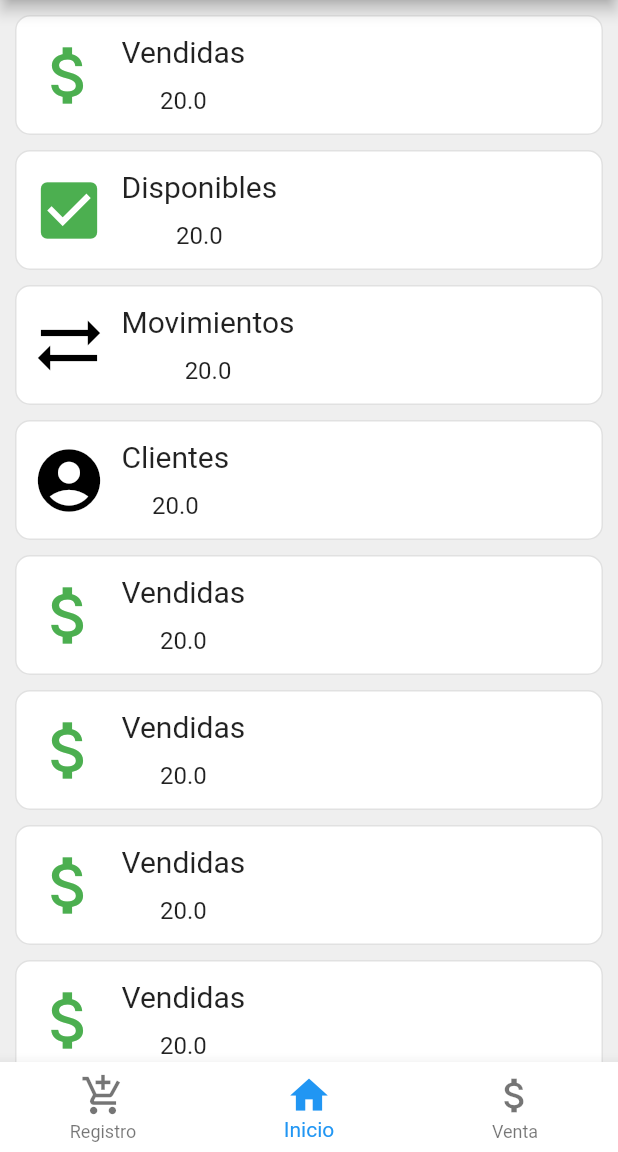
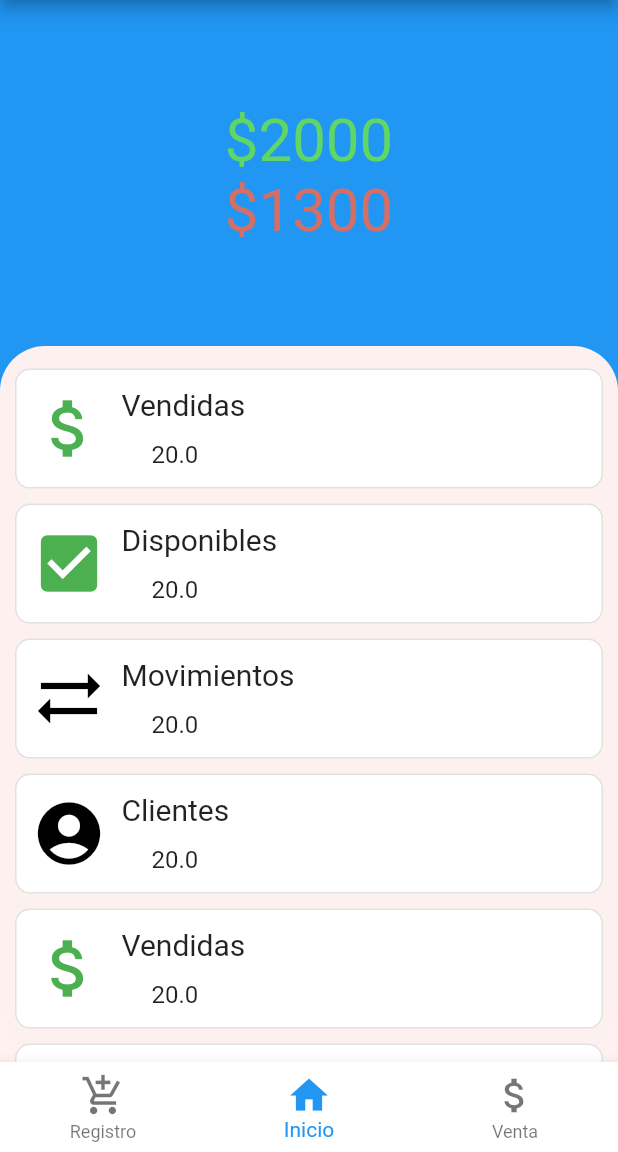
Before and after one commit to Ednover/InventarioPacas, a Flutter app: the screen it shows after launch, on a phone screen of 412 x 824 dp, the part 84-1236 px from its top. Run offline on Flutter 3.47's test engine with Material 2 defaults, Android fonts, the phone set to English and light mode, and no system bars.

Commit message:
Actualización home, agregación de topResume
En esta actualización se agrego un tipo de appbar mostrando los datos más relevantes para el usuario.

```diff
--- a/app_inventory/lib/home.dart
+++ b/app_inventory/lib/home.dart
@@ -1,8 +1,10 @@
+import 'package:app_inventory/topResume.dart';
+
 import 'itemList.dart';
 import 'package:flutter/material.dart';
 
 class Home extends StatelessWidget {
-  final List<ItemList> entries = <ItemList>[
+  final List<ItemList> items = <ItemList>[
     ItemList(type: 'Vendidas', amount: 20),
     ItemList(type: 'Disponibles', amount: 20),
     ItemList(type: 'Movimientos', amount: 20),
@@ -22,14 +24,14 @@ class Home extends StatelessWidget {
 
   @override
   Widget build(BuildContext context) {
-    return Container(
-      margin: EdgeInsets.only(top: 10),
-      child: ListView.separated(
+    final listaOpciones = ListView.separated(
+      padding:
+          EdgeInsets.only(top: 15, bottom: 15),
       itemBuilder: (BuildContext context, int index) {
         return Container(
           margin: EdgeInsets.only(left: 10, right: 10),
           padding: EdgeInsets.only(left: 10),
-              width: double.infinity,
+          width: MediaQuery.of(context).size.width,
           height: 80,
           decoration: BoxDecoration(
             color: Colors.white,
@@ -42,7 +44,7 @@ class Home extends StatelessWidget {
           ),
           child: InkWell(
             onTap: () {},
-                child: Center(child: entries[index]),
+            child: Center(child: items[index]),
           ),
         );
       },
@@ -50,7 +52,30 @@ class Home extends StatelessWidget {
         width: double.infinity,
         height: 10,
       ),
-          itemCount: entries.length),
+      itemCount: items.length,
+    );
+
+    final backgroundList = Container(
+        width: double.infinity,
+        height: MediaQuery.of(context).size.height,
+        margin: EdgeInsets.only(top: MediaQuery.of(context).size.height * 0.28),
+        clipBehavior: Clip.antiAlias,
+        child: listaOpciones,
+        decoration: BoxDecoration(
+          color: Color(0xffefef1ef),
+          borderRadius: BorderRadius.only(
+              topLeft: Radius.circular(30),
+              topRight: Radius.circular(30)
+              ),
+        ),
+      );
+
+    return Stack(
+      alignment: AlignmentDirectional.topCenter,
+      children: <Widget>[
+          TopResume(),
+          backgroundList,
+      ],
     );
   }
 }
--- a/app_inventory/lib/itemList.dart
+++ b/app_inventory/lib/itemList.dart
@@ -29,12 +29,12 @@ class _ItemList extends State<ItemList> {
     );
 
     final amountItem = Container(
-      padding: const EdgeInsets.only(left: 10),
+      padding: const EdgeInsets.only(left: 30),
       child: Text(
         widget.amount.toString(),
         style: TextStyle(fontSize: 16),
       ),
-      alignment: Alignment.topCenter,
+      alignment: Alignment.topLeft,
     );
 
     final item = Container(
@@ -42,6 +42,7 @@ class _ItemList extends State<ItemList> {
         children: <Widget>[
           iconItem,
           Column(
+            crossAxisAlignment: CrossAxisAlignment.start,
             children: [
               Expanded(flex: 6, child: titleItem),
               Expanded(flex: 4, child: amountItem)
--- /dev/null
+++ b/app_inventory/lib/topResume.dart
@@ -0,0 +1,49 @@
+import 'package:flutter/material.dart';
+
+class TopResume extends StatelessWidget {
+  final ganacias = 2000;
+  final gastos = 1300;
+
+  @override
+  Widget build(BuildContext context) {
+    final background = Container(
+      width: double.infinity,
+      height: MediaQuery.of(context).size.height,
+      decoration: BoxDecoration(
+        color: Colors.blue,
+        borderRadius: BorderRadius.only(bottomLeft: Radius.circular(40), bottomRight: Radius.circular(40)),
+      ),
+    );
+
+    final texts = Column(
+      crossAxisAlignment: CrossAxisAlignment.center,
+      children: [
+        Text(
+          "\$$ganacias",
+          style: TextStyle(
+            color: Color.fromARGB(255, 95, 214, 101),
+            fontSize: 40,
+          )
+        ),
+        Text(
+          "\$$gastos",
+          style: TextStyle(
+            color: Color.fromARGB(255, 212, 111, 103),
+            fontSize: 40,
+          ),
+        ),
+      ],
+    );
+
+    return Stack(
+      children: <Widget>[
+        background,
+        Positioned(
+          width: MediaQuery.of(context).size.width,
+          top: 70,
+          child: texts
+        ),
+    ],
+    );
+  }
+}
```
Lines whose indentation alone changed are shown as unchanged.
